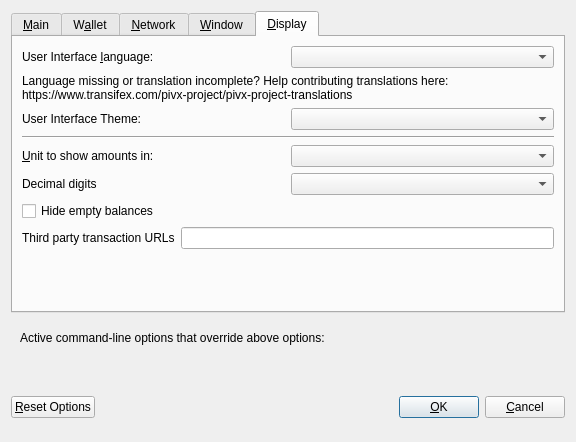
Qt form src/qt/forms/optionsdialog.ui (myce-legacy/myce-old) before a commit.
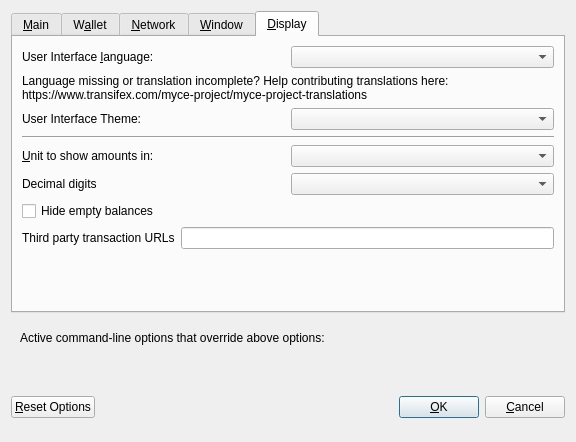
The same form after that commit. The open tabs and pages were chosen to show the change. Custom widgets are drawn as their Qt base class.

Commit message: Rename PIVX -> MYCE

What changed in the file:
```diff
--- a/src/qt/forms/optionsdialog.ui
+++ b/src/qt/forms/optionsdialog.ui
@@ -507,7 +507,7 @@
          </property>
          <property name="text">
           <string>Language missing or translation incomplete? Help contributing translations here:
-https://www.transifex.com/pivx-project/pivx-project-translations</string>
+https://www.transifex.com/myce-project/myce-project-translations</string>
          </property>
          <property name="wordWrap">
           <bool>true</bool>
```
The commit also changes 587 other files.
